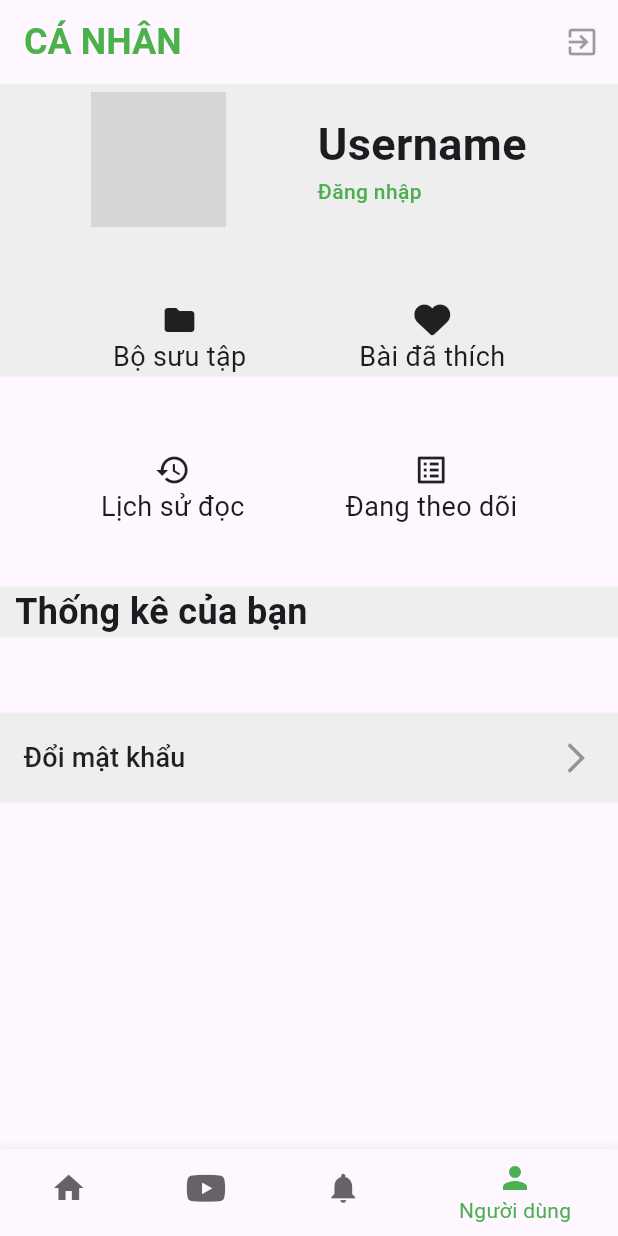
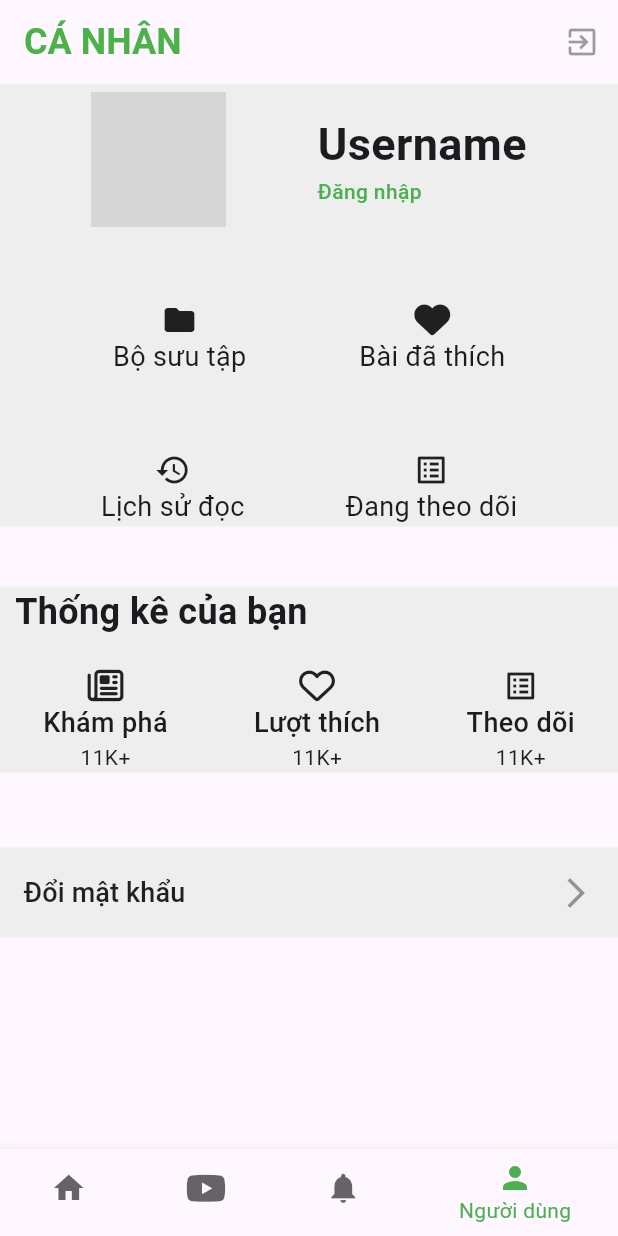
Before and after one commit to NguyenTanPhuoc123/NEWSAPP, a Flutter app: the screen it shows after launch, item 4 of the bottom bar chosen, on a phone screen of 412 x 824 dp. Run offline on Flutter 3.47's test engine with Material 3 defaults, Android fonts, the phone set to English and light mode, and no system bars; our stand-ins replace cloud_firestore, firebase_auth, firebase_core, firebase_database, font_awesome_flutter and 3 more; missing offline and left inert: dart:ffi, email_auth, webfeed; accounts and stored records are empty; network calls fail; grey boxes are pictures that could not be loaded.

Commit message:
TanPhuoc - fix error

```diff
--- a/lib/views/PersonalScreen.dart
+++ b/lib/views/PersonalScreen.dart
@@ -158,24 +158,25 @@ class _PersonalScreenState extends State<PersonalScreen> {
                     item(Icons.folder, "Bộ sưu tập", const CollectionScreen()),
                     item(FontAwesomeIcons.solidHeart, "Bài đã thích",
                         const FavoriteScreen()),
+
                   ],
                 ),
               ),
-            ]),
-          ),
-          Container(
-              margin: const EdgeInsets.only(top: 50),
-              child: Row(
+              Container(
+                    margin: const EdgeInsets.only(top: 50),
+                    child: Row(
                   mainAxisAlignment: MainAxisAlignment.spaceEvenly,
                   children: [
                     item(Icons.history, "Lịch sử đọc", const HistoryScreen()),
                     item(Icons.list_alt, "Đang theo dõi", const FollowScreen()),
                   ])),
+            ]),
+          ),
           Container(
             margin: const EdgeInsets.only(top: 40),
             color: Colors.grey[200],
             child: Column(children: [
-              const Row(
+               const Row(
                 mainAxisAlignment: MainAxisAlignment.start,
                 children: [
                   SizedBox(
@@ -184,9 +185,18 @@ class _PersonalScreenState extends State<PersonalScreen> {
                   Text(
                     "Thống kê của bạn",
                     style: TextStyle(fontSize: 24, fontWeight: FontWeight.w600),
-                  )
+                  ),
                 ],
               ),
+              const SizedBox(height: 20),
+              Row(
+                    mainAxisAlignment: MainAxisAlignment.spaceAround,
+                    children: [
+                    statistical(FontAwesomeIcons.newspaper,"Khám phá",11000),
+                    statistical(FontAwesomeIcons.heart,"Lượt thích",11000),
+                    statistical(Icons.list_alt,"Theo dõi",11000),
+                    ],
+                  ),
             ]),
           ),
           const SizedBox(height: 50),
```
